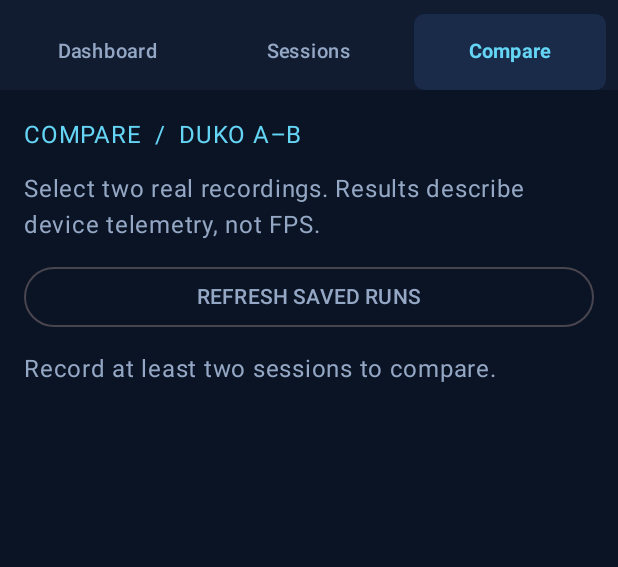
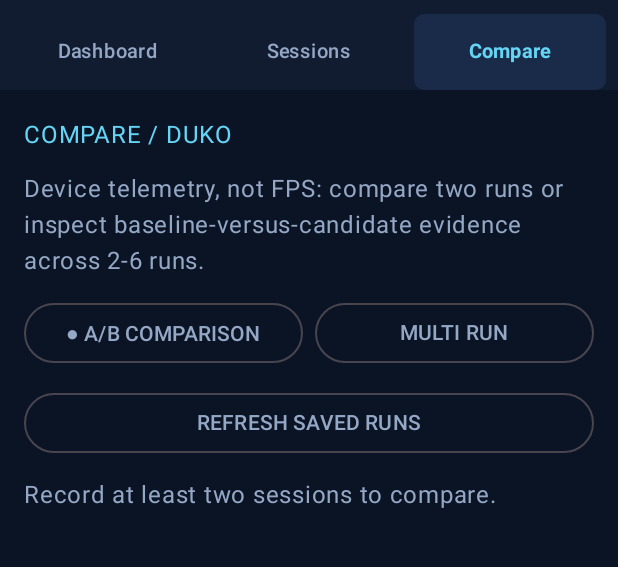
Before and after one commit to locutus5382/Heimdall, an Android app built with Jetpack Compose: the screen it shows after launch (MainActivity), tab 3 chosen, on a phone screen of 412 x 824 dp, the part 50-617 px from its top. Run offline under Robolectric (Android 15) with nearby library versions, the phone set to English and light mode, and no system bars.

Commit message:
feat(bifrost): one Compare destination with A/B and multi-run modes

```diff
--- a/app/src/main/java/com/locutus5382/heimdall/ui/MainActivity.kt
+++ b/app/src/main/java/com/locutus5382/heimdall/ui/MainActivity.kt
@@ -28,6 +28,7 @@ import androidx.compose.runtime.getValue
 import androidx.compose.runtime.mutableStateOf
 import androidx.compose.runtime.remember
 import androidx.compose.runtime.rememberCoroutineScope
+import androidx.compose.runtime.saveable.rememberSaveable
 import androidx.compose.runtime.setValue
 import androidx.compose.ui.Modifier
 import androidx.compose.ui.unit.dp
@@ -55,6 +56,7 @@ class MainActivity : ComponentActivity() {
     private lateinit var dashboardModel: DashboardViewModel
     private lateinit var sessionsModel: SessionScreenViewModel
     private lateinit var compareModel: CompareScreenViewModel
+    private lateinit var multiRunModel: DukoMultiRunViewModel
     private lateinit var diagnosticsModel: DiagnosticsViewModel
 
     override fun onCreate(savedInstanceState: Bundle?) {
@@ -68,6 +70,9 @@ class MainActivity : ComponentActivity() {
         compareModel = ViewModelProvider(this,
             CompareScreenViewModel.Factory(ComparisonRepository(this)))
             .get(CompareScreenViewModel::class.java)
+        multiRunModel = ViewModelProvider(this,
+            DukoMultiRunViewModel.Factory(MultiRunRepository(this)))
+            .get(DukoMultiRunViewModel::class.java)
         diagnosticsModel = ViewModelProvider(this,
             DiagnosticsViewModel.Factory(AndroidDiagnosticsRepository(this)))
             .get(DiagnosticsViewModel::class.java)
@@ -151,7 +156,7 @@ class MainActivity : ComponentActivity() {
                             openTab(BifrostTab.COMPARE)
                         }
                     },
-                    compare = { BifrostCompareScreen(refreshKey, compareModel) },
+                    compare = { BifrostCompareScreen(refreshKey, compareModel, multiRunModel) },
                     bladeContent = { blade, _, openTab ->
                         when (blade) {
                             // Dashboard SETUP always configures the NEXT session.
@@ -205,30 +210,53 @@ private fun BifrostSessionsScreen(
     }
 }
 
-/** A/B state and historical list are owned by the Activity's Compare ViewModel. */
+/** One Compare destination, independently owned A/B and multi-run state. */
 @Composable
-private fun BifrostCompareScreen(refreshKey: Long, model: CompareScreenViewModel) {
+private fun BifrostCompareScreen(
+    refreshKey: Long,
+    model: CompareScreenViewModel,
+    multi: DukoMultiRunViewModel,
+) {
     val state by model.ui.collectAsStateWithLifecycle()
-    LaunchedEffect(refreshKey) { model.refresh(refreshKey) }
+    var multiMode by rememberSaveable { mutableStateOf(false) }
+    LaunchedEffect(refreshKey) {
+        model.refresh(refreshKey)
+        multi.refresh(refreshKey)
+    }
     Column(Modifier.fillMaxSize().verticalScroll(rememberScrollState())
         .padding(horizontal = 16.dp, vertical = 18.dp),
         verticalArrangement = Arrangement.spacedBy(12.dp)) {
-        Text("COMPARE  /  DUKO A–B", color = BifrostColors.Signal)
-        Text("Select two real recordings. Results describe device telemetry, not FPS.",
+        Text("COMPARE / DUKO", color = BifrostColors.Signal)
+        Text("Device telemetry, not FPS: compare two runs or inspect " +
+            "baseline-versus-candidate evidence across 2-6 runs.",
             color = BifrostColors.Muted)
-        OutlinedButton(
-            onClick = model::reload,
-            enabled = !state.loading && !state.writing && state.pendingExport == null,
-            modifier = Modifier.fillMaxWidth()
-        ) {
-            Text("REFRESH SAVED RUNS")
+        Row(horizontalArrangement = Arrangement.spacedBy(8.dp)) {
+            OutlinedButton(
+                onClick = { multiMode = false },
+                modifier = Modifier.weight(1f)
+            ) { Text(if (multiMode) "A/B COMPARISON" else "● A/B COMPARISON") }
+            OutlinedButton(
+                onClick = { multiMode = true },
+                modifier = Modifier.weight(1f)
+            ) { Text(if (multiMode) "● MULTI RUN" else "MULTI RUN") }
         }
-        if (state.loading) Text("Loading saved runs…", color = BifrostColors.Muted)
-        if (state.issue != null) Text(state.issue.orEmpty(), color = BifrostColors.Coral)
-        if (state.sessions.size < 2) {
-            Text("Record at least two sessions to compare.", color = BifrostColors.Muted)
+        if (multiMode) {
+            DukoM21MultiRunPanel(multi)
         } else {
-            DukoComparisonPanel(model)
+            OutlinedButton(
+                onClick = model::reload,
+                enabled = !state.loading && !state.writing &&
+                    state.pendingExport == null && state.pendingVisual == null &&
+                    !state.visualWriting,
+                modifier = Modifier.fillMaxWidth()
+            ) { Text("REFRESH SAVED RUNS") }
+            if (state.loading) Text("Loading saved runs…", color = BifrostColors.Muted)
+            if (state.issue != null) Text(state.issue.orEmpty(),
+                color = BifrostColors.Coral)
+            if (state.sessions.size < 2) {
+                Text("Record at least two sessions to compare.",
+                    color = BifrostColors.Muted)
+            } else DukoComparisonPanel(model)
         }
     }
 }
```
